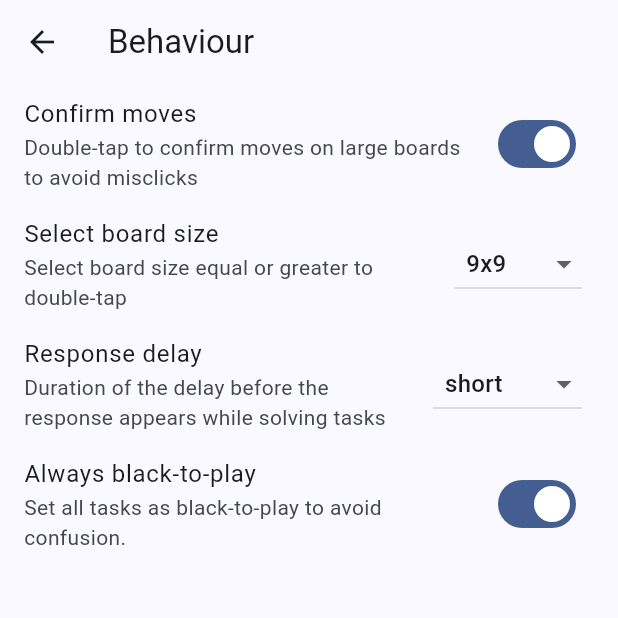
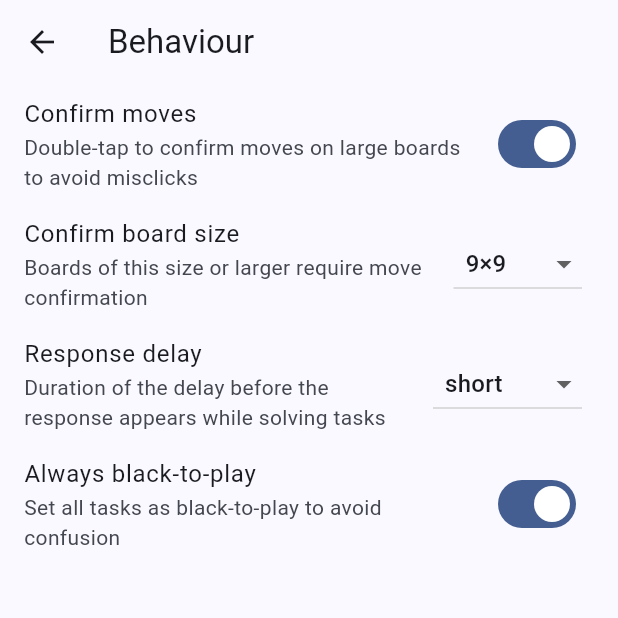
Before and after one commit to ale64bit/WeiqiHub, a Flutter app: the BehaviourSettingsPage screen opened directly, on a phone screen of 412 x 824 dp, the top half of it. Run offline on Flutter 3.47's test engine with Material 3 defaults, Android fonts, the phone set to English and light mode, and no system bars; our stand-ins replace fast_immutable_collections, flutter_slidable, package_info_plus, petitparser, share_plus, shared_preferences; missing offline and left inert: animated_tree_view, extension_type_unions, flutter_soloud, sqlite3; accounts and stored records are empty; statements that could not run were skipped.

Commit message:
Improve behaviour settings description language

```diff
--- a/lib/settings/behavior_settings_page.dart
+++ b/lib/settings/behavior_settings_page.dart
@@ -31,9 +31,9 @@ class _BehaviourSettingsPageState extends State<BehaviourSettingsPage> {
           ),
           if (context.settings.confirmMoves)
             ListTile(
-              title: const Text('Select board size'),
+              title: const Text('Confirm board size'),
               subtitle: const Text(
-                  'Select board size equal or greater to double-tap'),
+                  'Boards of this size or larger require move confirmation'),
               trailing: DropdownButton<int>(
                 value: context.settings.confirmMovesBoardSize,
                 items: BoardSizes.values.map((boardSize) {
@@ -41,13 +41,14 @@ class _BehaviourSettingsPageState extends State<BehaviourSettingsPage> {
                     value: boardSize.value,
                     child: Padding(
                       padding: const EdgeInsets.all(8.0),
-                      child: Text('${boardSize.value}x${boardSize.value}'),
+                      child: Text('${boardSize.value}×${boardSize.value}'),
                     ),
                   );
                 }).toList(),
                 borderRadius: BorderRadius.circular(8),
                 onChanged: (int? boardSize) {
-                  context.settings.confirmMovesBoardSize = boardSize ?? BoardSizes.size_9.value;
+                  context.settings.confirmMovesBoardSize =
+                      boardSize ?? BoardSizes.size_9.value;
                   setState(() {});
                 },
               ),
@@ -76,8 +77,8 @@ class _BehaviourSettingsPageState extends State<BehaviourSettingsPage> {
           ),
           ListTile(
             title: const Text('Always black-to-play'),
-            subtitle: const Text(
-                'Set all tasks as black-to-play to avoid confusion.'),
+            subtitle:
+                const Text('Set all tasks as black-to-play to avoid confusion'),
             trailing: Switch(
               value: context.settings.alwaysBlackToPlay,
               onChanged: (value) {
```
